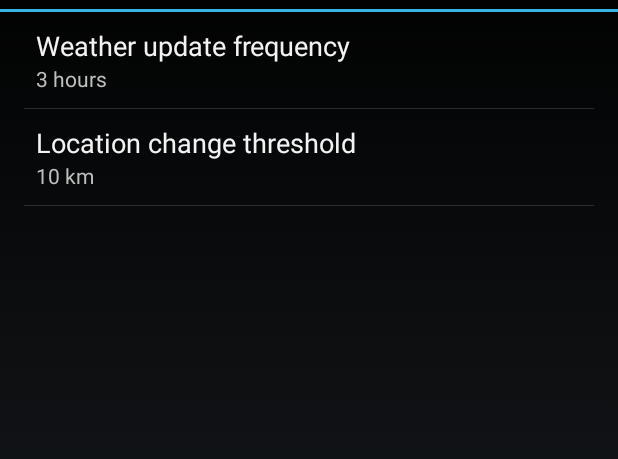
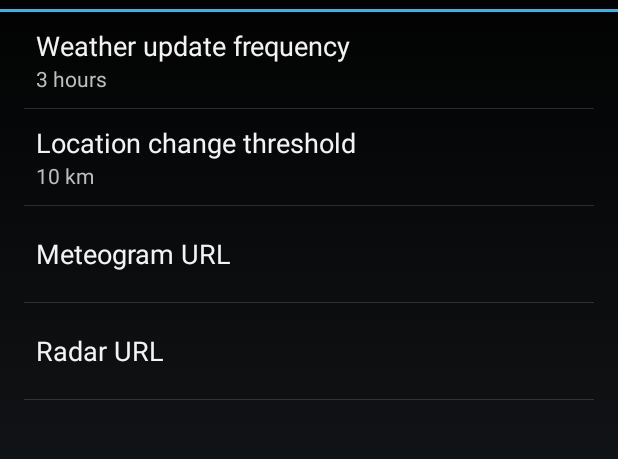
Before and after one commit to ec1oud/sologyr, an Android app: the screen it shows after launch (SettingsActivity), in the options menu, after a tap on "Settings", on a phone screen of 412 x 824 dp, the part 60-519 px from its top. Run offline under Robolectric (Android 15) with nearby library versions, the phone set to English and light mode, and no system bars; 3 statements that could not run were skipped.

Commit message:
add weather radar to main screen
...sortof.  The animated gif is not animating, and the URL preference
mechanism is crude.

```diff
--- a/android/app/src/main/AndroidManifest.xml
+++ b/android/app/src/main/AndroidManifest.xml
@@ -53,7 +53,11 @@
 
         <service
             android:name=".MeteogramService"
-            android:exported="false"></service>
+            android:exported="false"/>
+
+        <service
+            android:name=".FetchService"
+            android:exported="false"/>
     </application>
 
 </manifest>
--- a/android/app/src/main/java/org/ecloud/sologyr/MainActivity.java
+++ b/android/app/src/main/java/org/ecloud/sologyr/MainActivity.java
@@ -6,9 +6,13 @@ import android.content.ComponentName;
 import android.content.Context;
 import android.content.Intent;
 import android.content.ServiceConnection;
+import android.graphics.Bitmap;
 import android.net.Uri;
 import android.os.Bundle;
+import android.os.Handler;
 import android.os.IBinder;
+import android.os.Looper;
+import android.os.ResultReceiver;
 import android.text.Html;
 import android.text.method.LinkMovementMethod;
 import android.util.Log;
@@ -16,6 +20,7 @@ import android.view.Menu;
 import android.view.MenuInflater;
 import android.view.MenuItem;
 import android.view.View;
+import android.widget.ImageView;
 import android.widget.TextView;
 import android.widget.Toast;
 
@@ -34,6 +39,7 @@ public class MainActivity extends Activity implements WeatherListener {
 
     private final String TAG = this.getClass().getSimpleName();
     private static final String WATCHAPP_FILENAME = "sologyr.pbw";
+    public static final String ACTION_GOT_RADAR = "org.ecloud.sologyr.action.GOT_RADAR";
     private WeatherService m_weatherService = null;
     private ServiceConnection m_connection = null;
 
@@ -80,6 +86,7 @@ public class MainActivity extends Activity implements WeatherListener {
             startService(intent);
             bindService(intent, m_connection, Context.BIND_AUTO_CREATE);
         }
+        updateRadar();
     }
 
     @Override
@@ -122,6 +129,27 @@ public class MainActivity extends Activity implements WeatherListener {
             default:
                 return super.onOptionsItemSelected(item);
         }
+    }
+
+    public class RadarReceiver extends ResultReceiver {
+        public RadarReceiver(Handler h) {
+            super(h);
+        }
+
+        @Override
+        protected void onReceiveResult(int resultCode, Bundle resultData) {
+            super.onReceiveResult(resultCode, resultData);
+            Log.d(TAG, "got radar " + resultCode + " " + resultData);
+            ImageView r = (ImageView)findViewById(R.id.radarImageView);
+            Bitmap bm = resultData.getParcelable("bitmap");
+            r.setImageBitmap(bm); // CalledFromWrongThreadException: Only the original thread that created a view hierarchy can touch its views.
+        }
+    }
+
+    public void updateRadar() {
+        FetchService.startActionFetchPreferredBitmapUrl(this, "radar_url",
+                "http://api.met.no/weatherapi/radar/1.5/?radarsite=south_norway;type=reflectivity;content=animation;size=large",
+                new RadarReceiver(new Handler(Looper.getMainLooper())));
     }
 
     protected void showAbout() {
--- a/android/app/src/main/res/values/strings.xml
+++ b/android/app/src/main/res/values/strings.xml
@@ -35,6 +35,10 @@
         <item>10000</item>
         <item>50000</item>
     </string-array>
+
+    <string name="pref_title_meteogram_url">Meteogram URL</string>
+    <string name="pref_title_radar_url">Radar URL</string>
+
     <string name="add_widget">Add widget</string>
 
 </resources>
--- a/android/app/src/main/res/xml/pref_general.xml
+++ b/android/app/src/main/res/xml/pref_general.xml
@@ -17,5 +17,17 @@
         android:negativeButtonText="@null"
         android:positiveButtonText="@null"
         android:title="@string/pref_title_location_threshold" />
+    <EditTextPreference
+        android:defaultValue="http://www.yr.no/sted/Norge/Oslo/Oslo/Oslo/meteogram.png"
+        android:selectAllOnFocus="true"
+        android:singleLine="true"
+        android:title="@string/pref_title_meteogram_url"
+        android:key="meteogram_url" />
+    <EditTextPreference
+        android:defaultValue="http://api.met.no/weatherapi/radar/1.5/?radarsite=south_norway;type=reflectivity;content=animation;size=large"
+        android:selectAllOnFocus="true"
+        android:singleLine="true"
+        android:title="@string/pref_title_radar_url"
+        android:key="radar_url" />
 
 </PreferenceScreen>
```
Also changed, not shown: android/app/src/main/java/org/ecloud/sologyr/FetchService.java (added, +79 -0 lines), android/app/src/main/res/layout/activity_main.xml (+9 -0 lines), 1 other file.
